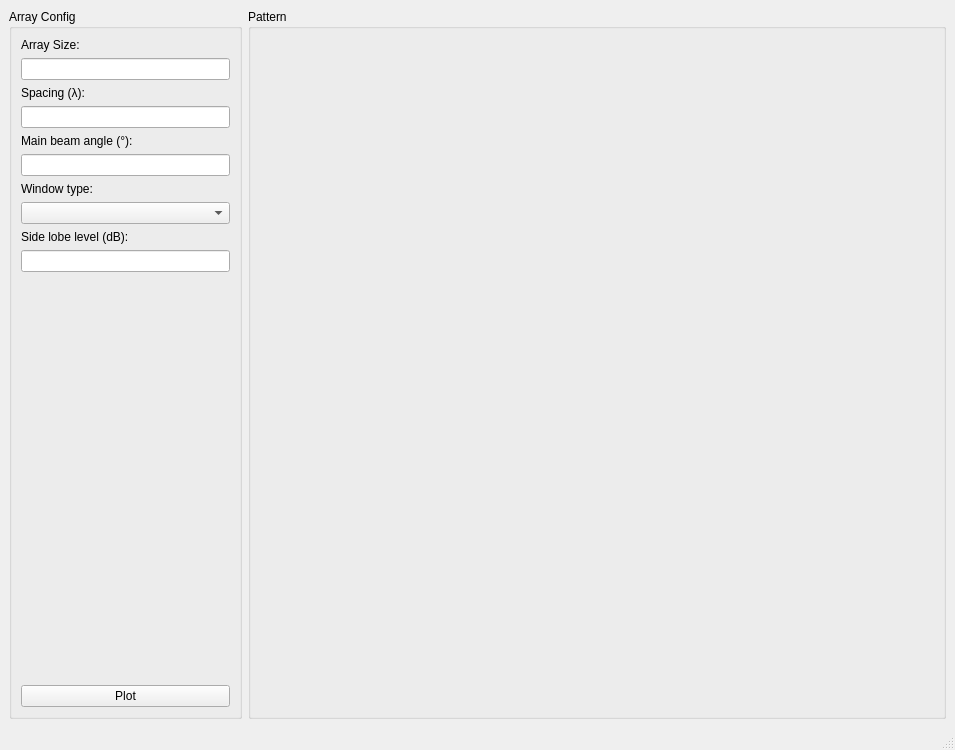
First picture: the form in array_analysis.ui, repository rookiepeng/antenna-array-analysis, before the edit.
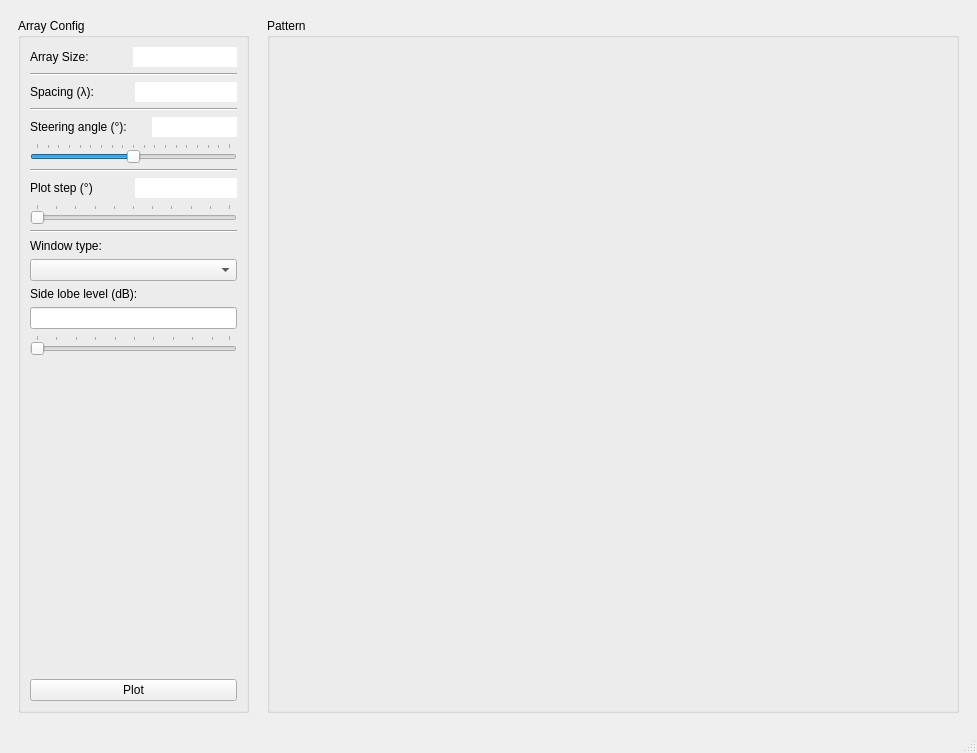
Second picture: the form after the edit.

What changed in the file:
```diff
--- a/array_analysis.ui
+++ b/array_analysis.ui
@@ -6,8 +6,8 @@
    <rect>
     <x>0</x>
     <y>0</y>
-    <width>955</width>
-    <height>750</height>
+    <width>977</width>
+    <height>753</height>
    </rect>
   </property>
   <property name="windowTitle">
@@ -15,6 +15,21 @@
   </property>
   <widget class="QWidget" name="centralwidget">
    <layout class="QHBoxLayout" name="horizontalLayout_2">
+    <property name="spacing">
+     <number>18</number>
+    </property>
+    <property name="leftMargin">
+     <number>18</number>
+    </property>
+    <property name="topMargin">
+     <number>18</number>
+    </property>
+    <property name="rightMargin">
+     <number>18</number>
+    </property>
+    <property name="bottomMargin">
+     <number>18</number>
+    </property>
     <item>
      <widget class="QGroupBox" name="groupBox">
       <property name="sizePolicy">
@@ -38,43 +53,208 @@
       <property name="title">
        <string>Array Config</string>
       </property>
+      <property name="flat">
+       <bool>false</bool>
+      </property>
       <layout class="QVBoxLayout" name="verticalLayout">
        <item>
-        <widget class="QLabel" name="label">
-         <property name="text">
-          <string>Array Size:</string>
+        <layout class="QHBoxLayout" name="horizontalLayout_3">
+         <item>
+          <widget class="QLabel" name="label">
+           <property name="text">
+            <string>Array Size:</string>
+           </property>
+          </widget>
+         </item>
+         <item>
+          <spacer name="horizontalSpacer_2">
+           <property name="orientation">
+            <enum>Qt::Horizontal</enum>
+           </property>
+           <property name="sizeHint" stdset="0">
+            <size>
+             <width>40</width>
+             <height>20</height>
+            </size>
+           </property>
+          </spacer>
+         </item>
+         <item>
+          <widget class="QLineEdit" name="lineEdit_ArraySize">
+           <property name="maxLength">
+            <number>32769</number>
+           </property>
+           <property name="frame">
+            <bool>false</bool>
+           </property>
+           <property name="echoMode">
+            <enum>QLineEdit::Normal</enum>
+           </property>
+           <property name="alignment">
+            <set>Qt::AlignRight|Qt::AlignTrailing|Qt::AlignVCenter</set>
+           </property>
+          </widget>
+         </item>
+        </layout>
+       </item>
+       <item>
+        <widget class="Line" name="line">
+         <property name="orientation">
+          <enum>Qt::Horizontal</enum>
          </property>
         </widget>
        </item>
        <item>
-        <widget class="QLineEdit" name="lineEdit_ArraySize">
-         <property name="maxLength">
-          <number>32769</number>
+        <layout class="QHBoxLayout" name="horizontalLayout_4">
+         <item>
+          <widget class="QLabel" name="label_2">
+           <property name="text">
+            <string>Spacing (λ):</string>
+           </property>
+          </widget>
+         </item>
+         <item>
+          <spacer name="horizontalSpacer_3">
+           <property name="orientation">
+            <enum>Qt::Horizontal</enum>
+           </property>
+           <property name="sizeHint" stdset="0">
+            <size>
+             <width>40</width>
+             <height>20</height>
+            </size>
+           </property>
+          </spacer>
+         </item>
+         <item>
+          <widget class="QLineEdit" name="lineEdit_Spacing">
+           <property name="frame">
+            <bool>false</bool>
+           </property>
+           <property name="alignment">
+            <set>Qt::AlignRight|Qt::AlignTrailing|Qt::AlignVCenter</set>
+           </property>
+          </widget>
+         </item>
+        </layout>
+       </item>
+       <item>
+        <widget class="Line" name="line_2">
+         <property name="orientation">
+          <enum>Qt::Horizontal</enum>
          </property>
-         <property name="echoMode">
-          <enum>QLineEdit::Normal</enum>
+        </widget>
+       </item>
+       <item>
+        <layout class="QHBoxLayout" name="horizontalLayout">
+         <item>
+          <widget class="QLabel" name="label_3">
+           <property name="text">
+            <string>Steering angle (°):</string>
+           </property>
+          </widget>
+         </item>
+         <item>
+          <spacer name="horizontalSpacer">
+           <property name="orientation">
+            <enum>Qt::Horizontal</enum>
+           </property>
+           <property name="sizeHint" stdset="0">
+            <size>
+             <width>40</width>
+             <height>20</height>
+            </size>
+           </property>
+          </spacer>
+         </item>
+         <item>
+          <widget class="QLineEdit" name="lineEdit_MainBeamAngle">
+           <property name="frame">
+            <bool>false</bool>
+           </property>
+           <property name="alignment">
+            <set>Qt::AlignRight|Qt::AlignTrailing|Qt::AlignVCenter</set>
+           </property>
+          </widget>
+         </item>
+        </layout>
+       </item>
+       <item>
+        <widget class="QSlider" name="horizontalSlider_2">
+         <property name="minimum">
+          <number>-90</number>
          </property>
+         <property name="maximum">
+          <number>90</number>
+         </property>
+         <property name="orientation">
+          <enum>Qt::Horizontal</enum>
+         </property>
+         <property name="tickPosition">
+          <enum>QSlider::TicksAbove</enum>
+         </property>
         </widget>
        </item>
        <item>
-        <widget class="QLabel" name="label_2">
-         <property name="text">
-          <string>Spacing (λ):</string>
+        <widget class="Line" name="line_3">
+         <property name="orientation">
+          <enum>Qt::Horizontal</enum>
          </property>
         </widget>
        </item>
        <item>
-        <widget class="QLineEdit" name="lineEdit_Spacing"/>
+        <layout class="QHBoxLayout" name="horizontalLayout_5">
+         <item>
+          <widget class="QLabel" name="label_5">
+           <property name="text">
+            <string>Plot step (°)</string>
+           </property>
+          </widget>
+         </item>
+         <item>
+          <spacer name="horizontalSpacer_4">
+           <property name="orientation">
+            <enum>Qt::Horizontal</enum>
+           </property>
+           <property name="sizeHint" stdset="0">
+            <size>
+             <width>40</width>
+             <height>20</height>
+            </size>
+           </property>
+          </spacer>
+         </item>
+         <item>
+          <widget class="QLineEdit" name="lineEdit">
+           <property name="frame">
+            <bool>false</bool>
+           </property>
+           <property name="alignment">
+            <set>Qt::AlignRight|Qt::AlignTrailing|Qt::AlignVCenter</set>
+           </property>
+          </widget>
+         </item>
+        </layout>
        </item>
        <item>
-        <widget class="QLabel" name="label_3">
-         <property name="text">
-          <string>Main beam angle (°):</string>
+        <widget class="QSlider" name="horizontalSlider">
+         <property name="maximum">
+          <number>10</number>
          </property>
+         <property name="orientation">
+          <enum>Qt::Horizontal</enum>
+         </property>
+         <property name="tickPosition">
+          <enum>QSlider::TicksAbove</enum>
+         </property>
         </widget>
        </item>
        <item>
-        <widget class="QLineEdit" name="lineEdit_MainBeamAngle"/>
+        <widget class="Line" name="line_4">
+         <property name="orientation">
+          <enum>Qt::Horizontal</enum>
+         </property>
+        </widget>
        </item>
        <item>
         <widget class="QLabel" name="label_4">
@@ -96,6 +276,16 @@
        <item>
         <widget class="QLineEdit" name="lineEdit_SLL"/>
        </item>
+       <item>
+        <widget class="QSlider" name="horizontalSlider_4">
+         <property name="orientation">
+          <enum>Qt::Horizontal</enum>
+         </property>
+         <property name="tickPosition">
+          <enum>QSlider::TicksAbove</enum>
+         </property>
+        </widget>
+       </item>
        <item>
         <spacer name="verticalSpacer">
          <property name="orientation">
```
Left out of the diff: 2 changed lines with no effect on the pictures.
